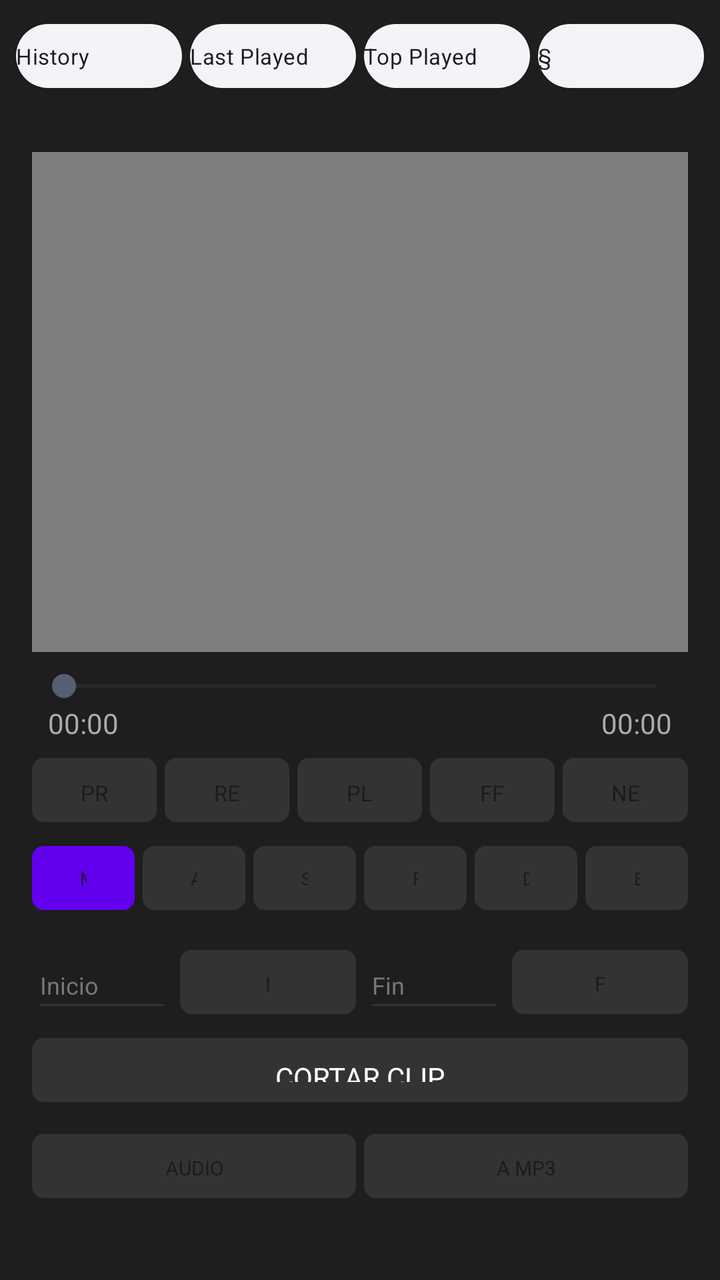
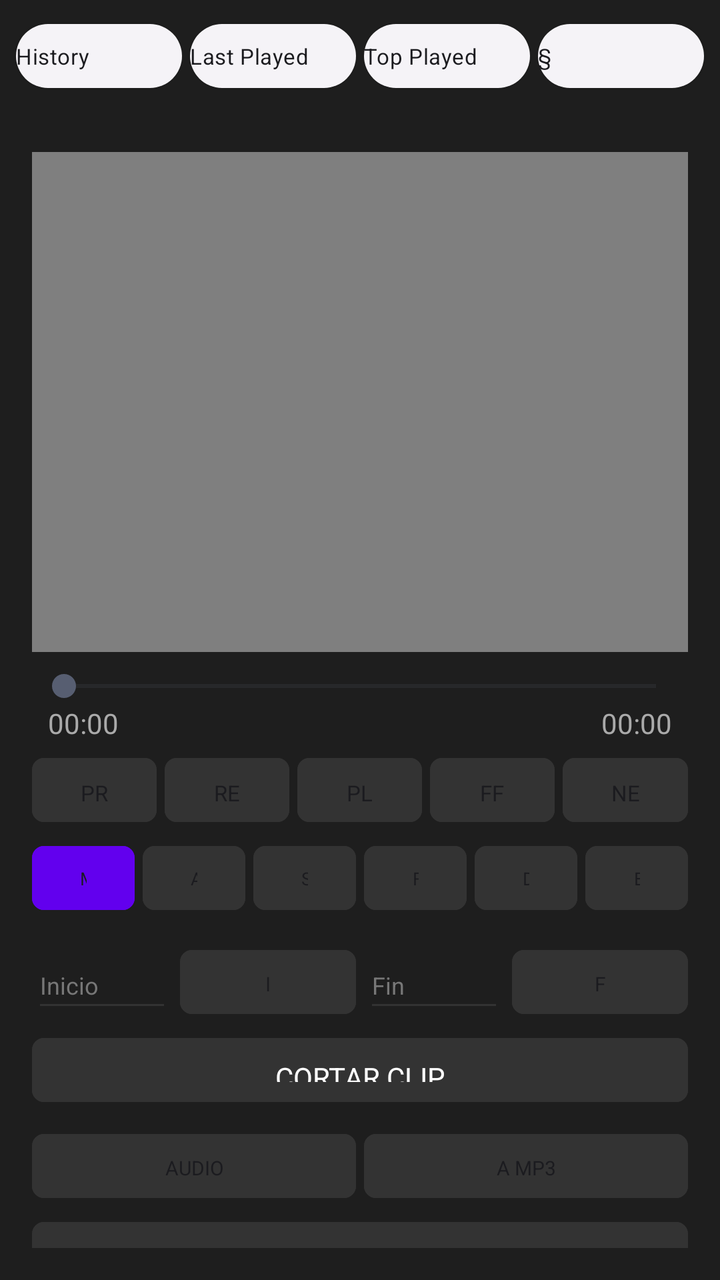

Screens rendered from an Android XML layout before and after an edit, with the pre-edit source and the edit as a unified diff.
<!-- AndroidManifest.xml: application theme Theme.RetroMusic.MD3 -->
<!-- res/layout/home_content.xml -->
<?xml version="1.0" encoding="utf-8"?>
<LinearLayout xmlns:android="http://schemas.android.com/apk/res/android"
    android:layout_width="match_parent"
    android:layout_height="match_parent"
    android:orientation="vertical"
    android:background="#1E1E1E"
    android:focusable="true"
    android:focusableInTouchMode="true">

    <include
        android:id="@+id/abs_playlists"
        layout="@layout/abs_playlists" />

    <LinearLayout
        android:layout_width="match_parent"
        android:layout_height="wrap_content"
        android:orientation="vertical"
        android:padding="16dp">

        <FrameLayout
            android:id="@+id/videoContainer"
            android:layout_width="match_parent"
            android:layout_height="250dp"
            android:background="#000000">

            <VideoView
                android:id="@+id/videoPlayer"
                android:layout_width="match_parent"
                android:layout_height="match_parent"
                android:layout_gravity="center" />

            <TextView
                android:id="@+id/tvSubtitleOverlay"
                android:layout_width="match_parent"
                android:layout_height="wrap_content"
                android:layout_gravity="bottom|center_horizontal"
                android:gravity="center"
                android:padding="16dp"
                android:textColor="#FFFFFF"
                android:textSize="18sp" />
        </FrameLayout>

        <SeekBar
            android:id="@+id/videoSeekBar"
            android:layout_width="match_parent"
            android:layout_height="wrap_content"
            android:layout_marginTop="8dp" />

        <LinearLayout
            android:layout_width="match_parent"
            android:layout_height="wrap_content"
            android:orientation="horizontal"
            android:paddingHorizontal="8dp">
            <TextView android:id="@+id/tvCurrentTime" android:layout_width="wrap_content" android:layout_height="wrap_content" android:text="00:00" android:textColor="#AAAAAA" />
            <Space android:layout_width="0dp" android:layout_height="wrap_content" android:layout_weight="1" />
            <TextView android:id="@+id/tvTotalTime" android:layout_width="wrap_content" android:layout_height="wrap_content" android:text="00:00" android:textColor="#AAAAAA" />
        </LinearLayout>

        <LinearLayout
            android:layout_width="match_parent"
            android:layout_height="wrap_content"
            android:orientation="horizontal"
            android:weightSum="5"
            android:layout_marginTop="4dp"> 
            <Button android:id="@+id/btnPrevVideo" android:layout_width="0dp" android:layout_height="40dp" android:layout_weight="1" android:layout_marginEnd="2dp" android:backgroundTint="#333333" android:text="PREV" android:textSize="11sp" />
            <Button android:id="@+id/btnRewindTime" android:layout_width="0dp" android:layout_height="40dp" android:layout_weight="1" android:layout_marginHorizontal="2dp" android:backgroundTint="#333333" android:text="REW" android:textSize="11sp" />
            <Button android:id="@+id/btnPlayPause" android:layout_width="0dp" android:layout_height="40dp" android:layout_weight="1" android:layout_marginHorizontal="2dp" android:backgroundTint="#333333" android:text="PLAY" android:textSize="11sp" />
            <Button android:id="@+id/btnForwardTime" android:layout_width="0dp" android:layout_height="40dp" android:layout_weight="1" android:layout_marginHorizontal="2dp" android:backgroundTint="#333333" android:text="FF" android:textSize="11sp" />
            <Button android:id="@+id/btnNextVideo" android:layout_width="0dp" android:layout_height="40dp" android:layout_weight="1" android:layout_marginStart="2dp" android:backgroundTint="#333333" android:text="NEXT" android:textSize="11sp" />
        </LinearLayout>

        
        <LinearLayout
            android:layout_width="match_parent"
            android:layout_height="wrap_content"
            android:orientation="horizontal"
            android:weightSum="6"
            android:layout_marginTop="4dp"> 
            <Button android:id="@+id/btnMixVideo" android:layout_width="0dp" android:layout_height="40dp" android:layout_weight="1" android:layout_marginEnd="2dp" android:backgroundTint="#6200EE" android:text="MKV" android:textSize="9sp" />
            <Button android:id="@+id/btnFullscreen" android:layout_width="0dp" android:layout_height="40dp" android:layout_weight="1" android:layout_marginHorizontal="2dp" android:backgroundTint="#333333" android:text="AAC" android:textSize="9sp" />
            <Button android:id="@+id/btnLoadSubtitles" android:layout_width="0dp" android:layout_height="40dp" android:layout_weight="1" android:layout_marginHorizontal="2dp" android:backgroundTint="#333333" android:text="SRT" android:textSize="9sp" />
            <Button android:id="@+id/btnOpenFile" android:layout_width="0dp" android:layout_height="40dp" android:layout_weight="1" android:layout_marginHorizontal="2dp" android:backgroundTint="#333333" android:text="FILE" android:textSize="9sp" />
            <Button android:id="@+id/btnChooseFolder" android:layout_width="0dp" android:layout_height="40dp" android:layout_weight="1" android:layout_marginHorizontal="2dp" android:backgroundTint="#333333" android:text="DIR" android:textSize="9sp" />
            <Button android:id="@+id/btnBurn" android:layout_width="0dp" android:layout_height="40dp" android:layout_weight="1" android:layout_marginStart="2dp" android:backgroundTint="#333333" android:text="BURN" android:textSize="9sp" />
        </LinearLayout>

        <LinearLayout
            android:layout_width="match_parent"
            android:layout_height="wrap_content"
            android:orientation="horizontal"
            android:layout_marginTop="12dp"
            android:gravity="center_vertical">
            <EditText android:id="@+id/etStartTime" android:layout_width="0dp" android:layout_weight="1" android:layout_height="40dp" android:hint="Inicio" android:textColor="#FFFFFF" android:textColorHint="#777777" android:textSize="12sp" android:inputType="text" android:backgroundTint="#333333" />
            <Button android:id="@+id/btnSetStart" android:layout_width="wrap_content" android:layout_height="40dp" android:backgroundTint="#333333" android:text="I" android:textSize="10sp" android:layout_marginHorizontal="4dp" />
            <EditText android:id="@+id/etEndTime" android:layout_width="0dp" android:layout_weight="1" android:layout_height="40dp" android:hint="Fin" android:textColor="#FFFFFF" android:textColorHint="#777777" android:textSize="12sp" android:inputType="text" android:backgroundTint="#333333" />
            <Button android:id="@+id/btnSetEnd" android:layout_width="wrap_content" android:layout_height="40dp" android:backgroundTint="#333333" android:text="F" android:textSize="10sp" android:layout_marginStart="4dp" />
        </LinearLayout>
        
        <Button android:id="@+id/btnSplit" android:layout_width="match_parent" android:layout_height="40dp" android:backgroundTint="#333333" android:text="CORTAR CLIP" android:textColor="#FFFFFF" android:layout_marginTop="4dp" />

        <LinearLayout
            android:layout_width="match_parent"
            android:layout_height="wrap_content"
            android:orientation="horizontal"
            android:layout_marginTop="8dp">
            <Button android:id="@+id/btnSelectAudio" android:layout_width="0dp" android:layout_weight="1" android:layout_height="40dp" android:backgroundTint="#333333" android:text="AUDIO" android:textSize="10sp" android:layout_marginEnd="4dp" />
            <Button android:id="@+id/btnConvert" android:layout_width="0dp" android:layout_weight="1" android:layout_height="40dp" android:backgroundTint="#333333" android:text="A MP3" android:textSize="10sp" />
        </LinearLayout>

        <androidx.recyclerview.widget.RecyclerView
            android:id="@+id/rvDownloads"
            android:layout_width="match_parent"
            android:layout_height="wrap_content"
            android:layout_marginTop="16dp"
            android:paddingBottom="20dp" />
    </LinearLayout>
</LinearLayout>
<!-- res/layout/abs_playlists.xml (included above) -->
<?xml version="1.0" encoding="utf-8"?>
<androidx.constraintlayout.widget.ConstraintLayout xmlns:android="http://schemas.android.com/apk/res/android"
    xmlns:app="http://schemas.android.com/apk/res-auto"
    android:layout_width="match_parent"
    android:layout_height="wrap_content"
    android:paddingBottom="12dp">

    <com.google.android.material.button.MaterialButton
        android:id="@+id/history"
        style="@style/HomeActionButton"
        android:layout_width="0dp"
        android:layout_height="40dp"
        android:layout_marginStart="8dp"
        android:layout_marginTop="8dp"
        android:layout_marginEnd="4dp"
        android:text="History"
        android:textSize="11sp"
        android:padding="0dp"
        app:iconPadding="0dp"
        app:layout_constraintEnd_toStartOf="@+id/lastAdded"
        app:layout_constraintHorizontal_weight="1"
        app:layout_constraintStart_toStartOf="parent"
        app:layout_constraintTop_toTopOf="parent" />

    <com.google.android.material.button.MaterialButton
        android:id="@+id/lastAdded"
        style="@style/HomeActionButton"
        android:layout_width="0dp"
        android:layout_height="40dp"
        android:layout_marginTop="8dp"
        android:layout_marginEnd="4dp"
        android:text="Last Played"
        android:textSize="11sp"
        android:padding="0dp"
        app:iconPadding="0dp"
        app:layout_constraintEnd_toStartOf="@+id/topPlayed"
        app:layout_constraintHorizontal_weight="1"
        app:layout_constraintStart_toEndOf="@+id/history"
        app:layout_constraintTop_toTopOf="parent" />

    <com.google.android.material.button.MaterialButton
        android:id="@+id/topPlayed"
        style="@style/HomeActionButton"
        android:layout_width="0dp"
        android:layout_height="40dp"
        android:layout_marginTop="8dp"
        android:layout_marginEnd="4dp"
        android:text="Top Played"
        android:textSize="11sp"
        android:padding="0dp"
        app:iconPadding="0dp"
        app:layout_constraintEnd_toStartOf="@+id/actionShuffle"
        app:layout_constraintHorizontal_weight="1"
        app:layout_constraintStart_toEndOf="@+id/lastAdded"
        app:layout_constraintTop_toTopOf="parent" />

    <com.google.android.material.button.MaterialButton
        android:id="@+id/actionShuffle"
        style="@style/HomeActionButton"
        android:layout_width="0dp"
        android:layout_height="40dp"
        android:layout_marginTop="8dp"
        android:layout_marginEnd="8dp"
        android:text="§"
        android:textSize="11sp"
        android:padding="0dp"
        app:iconPadding="0dp"
        app:layout_constraintEnd_toEndOf="parent"
        app:layout_constraintHorizontal_weight="1"
        app:layout_constraintStart_toEndOf="@+id/topPlayed"
        app:layout_constraintTop_toTopOf="parent" />

</androidx.constraintlayout.widget.ConstraintLayout>
<!-- resources referenced by this layout -->
<resources>
  <style name="HomeActionButton" parent="Widget.Material3.Button.ElevatedButton.Icon">
          <item name="android:paddingTop">16dp</item>
          <item name="android:paddingBottom">16dp</item>
          <item name="android:textColor">?attr/colorOnSurface</item>
          <item name="shapeAppearanceOverlay">
              @style/ShapeAppearanceOverlay.Material3.FloatingActionButton
          </item>
          <item name="iconPadding">16dp</item>
          <item name="iconGravity">start</item>
          <item name="android:gravity">start|center_vertical</item>
          <item name="android:textAppearance">@style/TextViewBody2</item>
      </style>
  <style name="Theme.RetroMusic.MD3" parent="@style/Theme.Material3.DayNight.NoActionBar">
          <item name="roundSelector">@drawable/round_selector</item>
          <item name="rectSelector">@drawable/rect_selector</item>
          <item name="materialCardViewStyle">@style/Widget.Material3.CardView.Elevated</item>
          <item name="materialButtonStyle">@style/MaterialButtonTheme</item>
          
          <item name="preferenceTheme">@style/PreferenceThemeOverlay.v14.Material</item>
          <item name="android:textColorAlertDialogListItem">@android:color/white</item>
          
          <item name="android:textColorPrimary">@android:color/white</item>
          <item name="textColorPrimary">@android:color/white</item>
          <item name="android:textColorPrimaryInverse">@android:color/white</item>
  
          <item name="android:textColorSecondary">#B3FFFFFF</item>
          <item name="textColorSecondary">#B3FFFFFF</item>
  
          <item name="colorOnSurface">@android:color/white</item>
          <item name="colorOnSurfaceVariant">#B3FFFFFF</item>
      </style>
  <style name="TextViewBody2" parent="TextAppearance.MaterialComponents.Body2" />
  <!-- drawable round_selector (drawable) -->
  <ripple xmlns:android="http://schemas.android.com/apk/res/android"
      android:color="?android:attr/colorControlHighlight">
  
      <item
          android:id="@android:id/mask"
          android:drawable="@drawable/round_selector_mask" />
  
  </ripple>
  <!-- drawable rect_selector (drawable) -->
  <?xml version="1.0" encoding="utf-8"?>
  <ripple xmlns:android="http://schemas.android.com/apk/res/android"
      android:color="?android:attr/colorControlHighlight">
  
      <item android:id="@android:id/mask">
          <shape>
              <corners android:radius="@dimen/m3_card_corner_radius" />
              <solid android:color="@color/md_green_500" />
          </shape>
      </item>
      <item>
          <selector>
              <item android:state_activated="true">
                  <shape>
                      <corners android:radius="@dimen/m3_card_corner_radius" />
                      <solid android:color="?android:attr/colorControlHighlight" />
                  </shape>
              </item>
          </selector>
      </item>
  </ripple>
  <style name="MaterialButtonTheme" parent="Widget.Material3.Button">
          <item name="cornerRadius">6dp</item>
          <item name="iconGravity">textStart</item>
          <item name="iconTint">?attr/colorControlNormal</item>
          <item name="android:textColor">?android:attr/textColorPrimary</item>
          <item name="android:textAppearance">@style/TextViewNormal</item>
          <item name="android:textAllCaps">false</item>
          <item name="android:paddingTop">@dimen/button_padding_vertical</item>
          <item name="android:paddingBottom">@dimen/button_padding_vertical</item>
      </style>
  <!-- drawable round_selector_mask (drawable) -->
  <?xml version="1.0" encoding="utf-8"?>
  <shape xmlns:android="http://schemas.android.com/apk/res/android"
      android:shape="oval">
      <solid android:color="@android:color/white" />
  </shape>
  <dimen name="m3_card_corner_radius">16dp</dimen>
  <color name="md_green_500">#4CAF50</color>
  <style name="TextViewNormal" parent="">
          <item name="android:textSize">14sp</item>
      </style>
  <dimen name="button_padding_vertical">10dp</dimen>
</resources>

<!-- the commit's change to res/layout/home_content.xml (unified diff, before → after) -->
@@ -97,14 +97,24 @@
         </LinearLayout>
         
         <Button android:id="@+id/btnSplit" android:layout_width="match_parent" android:layout_height="40dp" android:backgroundTint="#333333" android:text="CORTAR CLIP" android:textColor="#FFFFFF" android:layout_marginTop="4dp" />
-
-        <LinearLayout
-            android:layout_width="match_parent"
-            android:layout_height="wrap_content"
-            android:orientation="horizontal"
+        
+        <LinearLayout
+            android:layout_width="match_parent"
+            android:layout_height="wrap_content"
+            android:orientation="vertical"
             android:layout_marginTop="8dp">
-            <Button android:id="@+id/btnSelectAudio" android:layout_width="0dp" android:layout_weight="1" android:layout_height="40dp" android:backgroundTint="#333333" android:text="AUDIO" android:textSize="10sp" android:layout_marginEnd="4dp" />
-            <Button android:id="@+id/btnConvert" android:layout_width="0dp" android:layout_weight="1" android:layout_height="40dp" android:backgroundTint="#333333" android:text="A MP3" android:textSize="10sp" />
+
+            <LinearLayout
+                android:layout_width="match_parent"
+                android:layout_height="wrap_content"
+                android:orientation="horizontal">
+                <Button android:id="@+id/btnSelectAudio" android:layout_width="0dp" android:layout_weight="1" android:layout_height="40dp" android:backgroundTint="#333333" android:text="AUDIO" android:textSize="10sp" android:layout_marginEnd="4dp" />
+                <Button android:id="@+id/btnConvert" android:layout_width="0dp" android:layout_weight="1" android:layout_height="40dp" android:backgroundTint="#333333" android:text="A MP3" android:textSize="10sp" />
+            </LinearLayout>
+
+            <Button android:id="@+id/btnHardcodeSubtitles" android:layout_width="match_parent" android:layout_height="40dp" android:backgroundTint="#333333" android:textColor="#FFFFFF" android:layout_marginTop="4dp" android:text="INCRUSTAR SUBTITULOS" android:textSize="10sp" />
+            <Button android:id="@+id/btnCreateVideoFromPhotos" android:layout_width="match_parent" android:layout_height="40dp" android:backgroundTint="#333333" android:textColor="#FFFFFF" android:layout_marginTop="4dp" android:text="CREAR VIDEO DESDE FOTOS" android:textSize="10sp" />
+            <Button android:id="@+id/btnMergeVideos" android:layout_width="match_parent" android:layout_height="40dp" android:backgroundTint="#333333" android:textColor="#FFFFFF" android:layout_marginTop="4dp" android:text="UNIR MULTIPLES VIDEOS" android:textSize="10sp" />
         </LinearLayout>
 
         <androidx.recyclerview.widget.RecyclerView
